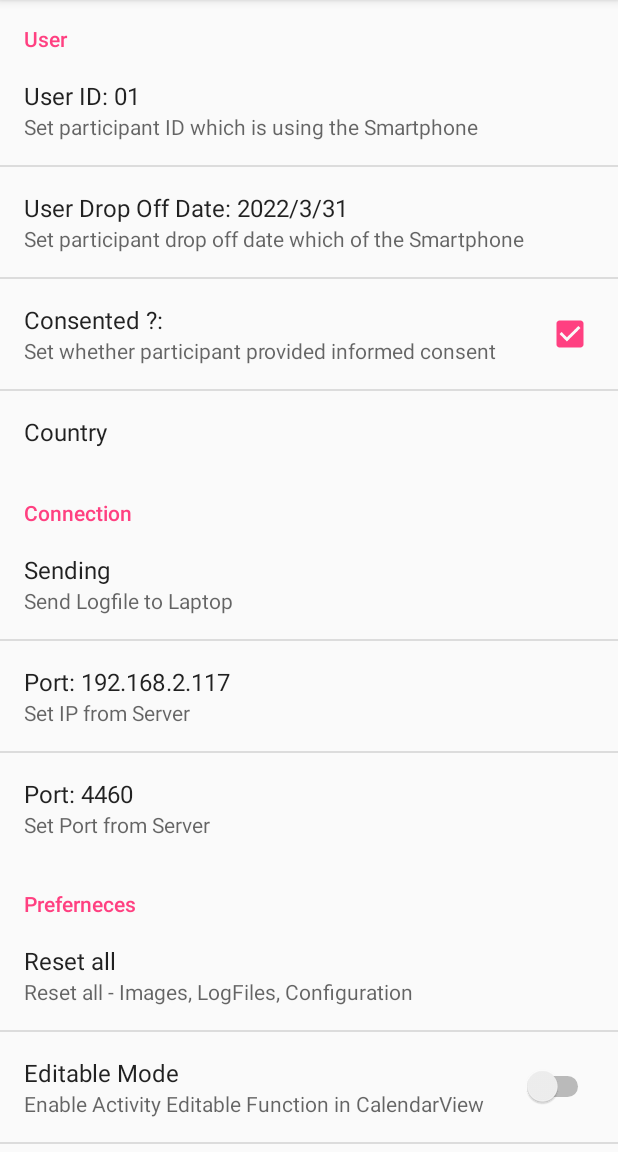
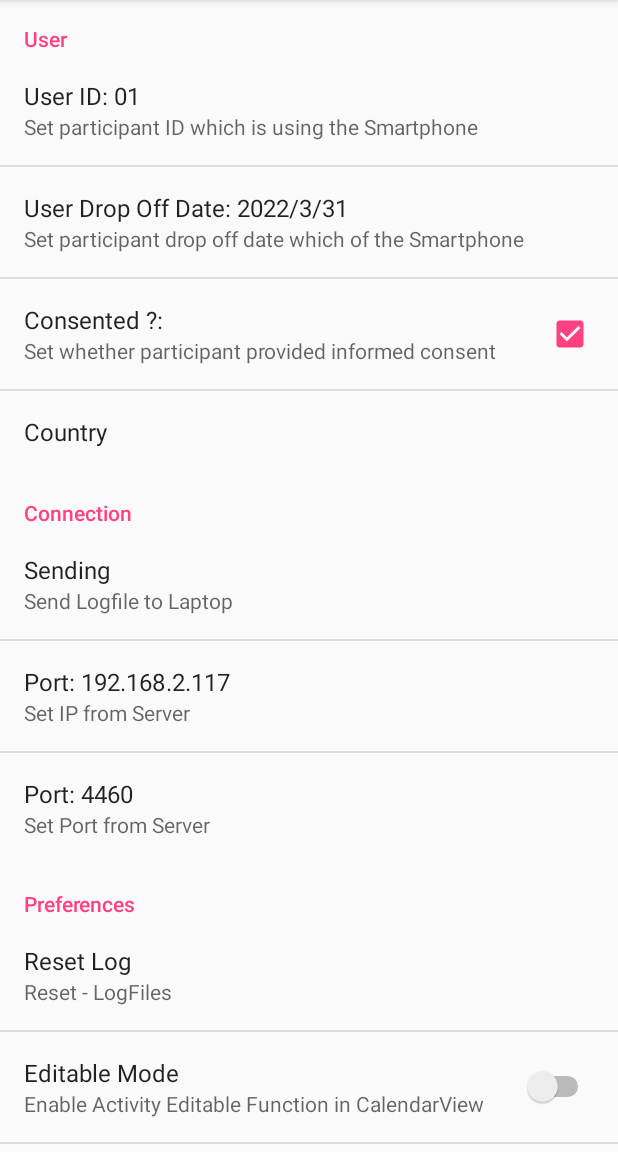
Before and after one commit to cliffordlab/TimeTracker, an Android app: the fragment Settings shown on its own in the app's theme, on a phone screen of 412 x 824 dp, the part 84-1236 px from its top. Run offline under Robolectric (Android 15) with nearby library versions, the phone set to English and light mode, and no system bars; 1 statement that could not run was skipped.

Commit message:
Fix remove logs files when select it in settings

```diff
--- a/app/src/main/java/org/hdm/app/timetracker/main/MainActivity.java
+++ b/app/src/main/java/org/hdm/app/timetracker/main/MainActivity.java
@@ -559,8 +559,8 @@ public class MainActivity extends Activity implements
         editor.commit();
 
         FileLoader fl = new FileLoader(this);
-        fl.deleteExternalFolder(IMAGE_FOLDER);
-        fl.deleteExternalFolder(CONFIG_FOLDER);
+//        fl.deleteExternalFolder(IMAGE_FOLDER);
+//        fl.deleteExternalFolder(CONFIG_FOLDER);
         fl.deleteExternalFolder(LOGS_FOLDER);
     }
 }
--- a/app/src/main/res/xml/settings.xml
+++ b/app/src/main/res/xml/settings.xml
@@ -51,12 +51,12 @@
     </PreferenceCategory>
 
     <PreferenceCategory
-        android:title="Preferneces"
+        android:title="Preferences"
         android:key="pref_key_activity">
         <Preference
             android:key="@string/pref_key_preferences_reset_activities"
-            android:summary="Reset all - Images, LogFiles, Configuration"
-            android:title="Reset all" />
+            android:summary="Reset - LogFiles"
+            android:title="Reset Log" />
 
         <SwitchPreference
             android:key="@string/pref_key_preferences_editable_mode"
```
Also changed, not shown: app/src/main/java/org/hdm/app/timetracker/util/FileLoader.java (+9 -12 lines).
